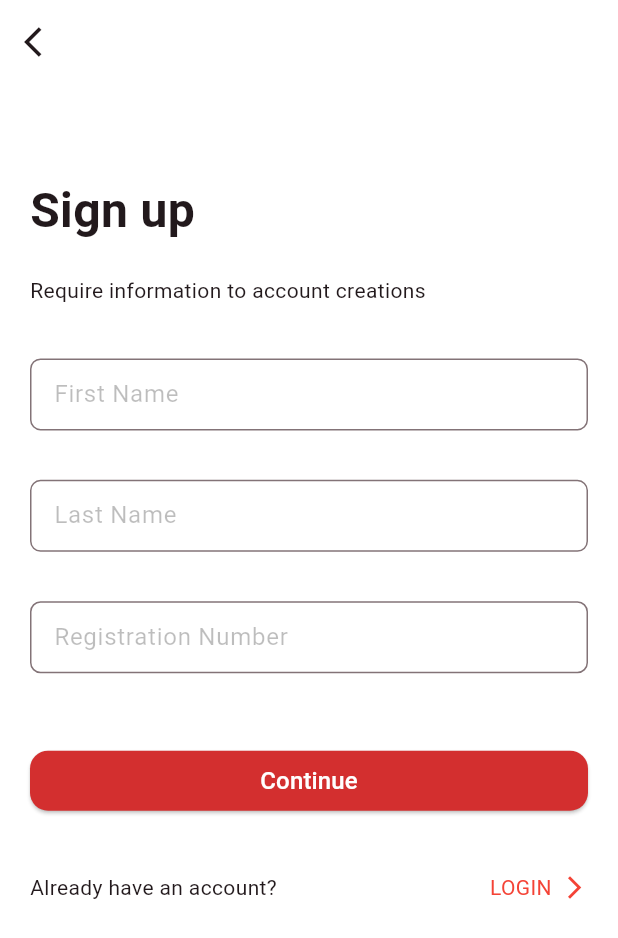
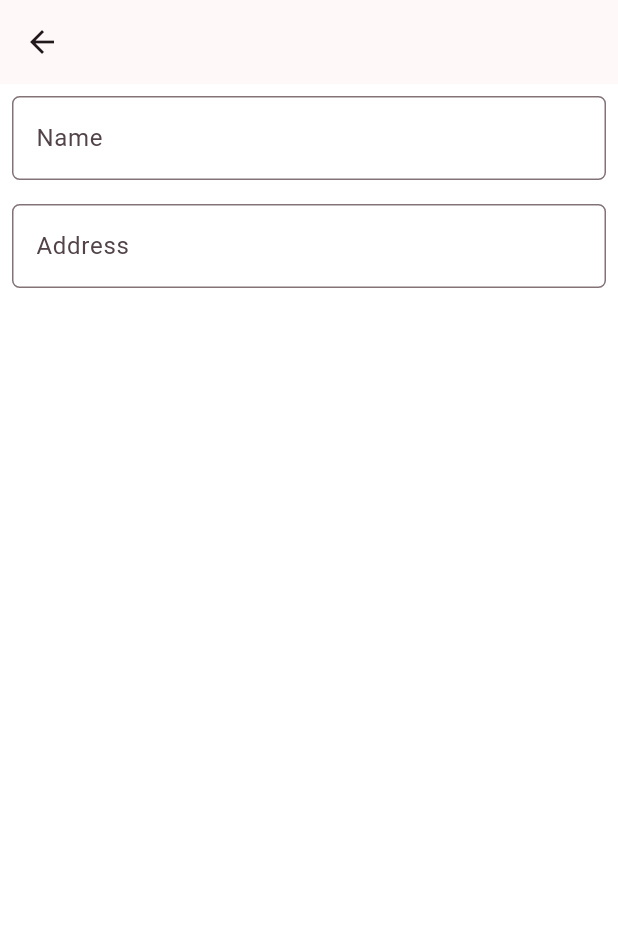
Before and after one commit to sijalneupane/flutter_app_1, a Flutter app: the screen it shows after launch, on a phone screen of 412 x 824 dp. Shown: the top 938 px of the screen. Run offline on Flutter 3.47's test engine with Material 3 defaults, Android fonts, the phone set to English and light mode, and no system bars; drawn by our look-alikes of carousel_slider; our stand-ins replace font_awesome_flutter, google_fonts, readmore.

Commit message:
custom widget created as for textformfield

```diff
--- /dev/null
+++ b/lib/custom_textformfield.dart
@@ -0,0 +1,25 @@
+import 'package:flutter/material.dart';
+
+class CustomTextformfield extends StatelessWidget {
+  String? labelText;
+  Function(String)? onChanged;
+  AutovalidateMode? autovalidateMode;
+  CustomTextformfield({super.key,this.labelText,this.onChanged});
+
+  @override
+  Widget build(BuildContext context) {
+    return Padding(
+      padding: const EdgeInsets.all(8.0),
+      child: TextFormField(
+        onChanged: onChanged,
+        autovalidateMode: AutovalidateMode.onUserInteraction,
+        decoration: InputDecoration(
+          labelText: labelText,
+          border: OutlineInputBorder(
+            borderRadius: BorderRadius.circular(5)
+          )
+        ),
+      ),
+    );
+  }
+}
--- /dev/null
+++ b/lib/login2.dart
@@ -0,0 +1,29 @@
+import 'package:flutter/material.dart';
+import 'package:flutter_app_1/custom_textformfield.dart';
+
+class Login2 extends StatelessWidget {
+  Login2({super.key});
+
+  @override
+  Widget build(BuildContext context) {
+    return Scaffold(
+      appBar: AppBar(
+        leading: Icon(Icons.arrow_back),
+      ),
+      body: SingleChildScrollView(
+        child: Form(
+          child: Column(
+            children: [
+              CustomTextformfield(labelText: "Name",onChanged: (p0) {
+
+              },),
+              CustomTextformfield(labelText: "Address",onChanged: (p0) {
+
+              },)
+            ],
+          ),
+        ),
+      ),
+    );
+  }
+}
--- a/lib/main.dart
+++ b/lib/main.dart
@@ -3,6 +3,7 @@ import 'package:flutter_app_1/facebook.dart';
 import 'package:flutter_app_1/futsal.dart';
 import 'package:flutter_app_1/login.dart';
 import 'package:flutter_app_1/login1.dart';
+import 'package:flutter_app_1/login2.dart';
 import 'package:flutter_app_1/signup1.dart';
 import 'package:flutter_app_1/splash_screen.dart';
 import 'package:flutter_app_1/textform1.dart';
@@ -26,8 +27,9 @@ class MyApp extends StatelessWidget {
         ),
         // home:TrendingFutsalEvents()
         // home:FutsalBooking()
-        home: Signup1()
-        // home: Login(),
+        // home: Signup1()
+        // home: Login1(),
+        home: Login2(),
         );
   }
 }
--- a/lib/signup1.dart
+++ b/lib/signup1.dart
@@ -77,7 +77,8 @@ class Signup1 extends StatelessWidget {
                   Container(
                     width: MediaQuery.of(context).size.width,
                     // margin: EdgeInsets.symmetric(horizontal: 20),
-                    child: Column(mainAxisAlignment: MainAxisAlignment.center,
+                    child: Column(
+                        mainAxisAlignment: MainAxisAlignment.center,
                         // crossAxisAlignment: CrossAxisAlignment.start,
                         children: [
                           TextFormField(
@@ -124,6 +125,7 @@ class Signup1 extends StatelessWidget {
                                 labelStyle: TextStyle(color: Colors.black26),
                                 suffixIcon: Icon(Icons.visibility_off,
                                     color: Colors.black38)),
+
                           ),
                         ]),
                   )
@@ -180,7 +182,7 @@ class Signup1 extends StatelessWidget {
                         ],
                       )),
                 ],
-              )
+              ),
             ],
           ),
         ),
```
Also changed, not shown: lib/login1.dart (+36 -2 lines).
